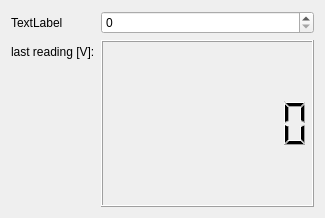
Above: TildaHost/source/Interface/DmmUi/Ui_Ni4071Widget.ui from lasersphere/Tilda before the change. Below: the same form after it.
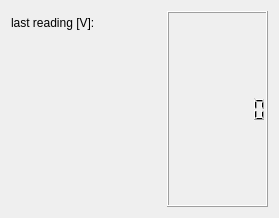
That is the form after the change.

```diff
--- a/TildaHost/source/Interface/DmmUi/Ui_Ni4071Widget.ui
+++ b/TildaHost/source/Interface/DmmUi/Ui_Ni4071Widget.ui
@@ -6,22 +6,36 @@
    <rect>
     <x>0</x>
     <y>0</y>
-    <width>325</width>
+    <width>279</width>
     <height>218</height>
    </rect>
   </property>
   <property name="windowTitle">
    <string>Form</string>
   </property>
-  <layout class="QFormLayout" name="formLayout">
+  <layout class="QVBoxLayout" name="verticalLayout">
+   <item>
+    <layout class="QFormLayout" name="formLayout_reading_and_buttons">
    <item row="1" column="0">
-    <widget class="QLabel" name="label">
+      <widget class="QLabel" name="label_2">
+       <property name="sizePolicy">
+        <sizepolicy hsizetype="MinimumExpanding" vsizetype="Preferred">
+         <horstretch>0</horstretch>
+         <verstretch>0</verstretch>
+        </sizepolicy>
+       </property>
+       <property name="minimumSize">
+        <size>
+         <width>150</width>
+         <height>0</height>
+        </size>
+       </property>
      <property name="text">
-      <string>TextLabel</string>
+        <string>last reading [V]:</string>
      </property>
     </widget>
    </item>
-   <item row="2" column="1">
+     <item row="1" column="1">
     <widget class="QLCDNumber" name="lcdNumber">
      <property name="sizePolicy">
       <sizepolicy hsizetype="MinimumExpanding" vsizetype="MinimumExpanding">
@@ -29,20 +43,21 @@
        <verstretch>0</verstretch>
       </sizepolicy>
      </property>
+       <property name="minimumSize">
+        <size>
+         <width>0</width>
+         <height>50</height>
+        </size>
+       </property>
      <property name="digitCount">
       <number>8</number>
      </property>
     </widget>
    </item>
-   <item row="1" column="1">
-    <widget class="QSpinBox" name="spinBox"/>
+    </layout>
    </item>
-   <item row="2" column="0">
-    <widget class="QLabel" name="label_2">
-     <property name="text">
-      <string>last reading [V]:</string>
-     </property>
-    </widget>
+   <item>
+    <layout class="QFormLayout" name="formLayout_config_values"/>
    </item>
   </layout>
  </widget>
```
Lines whose indentation alone changed are shown as unchanged.
